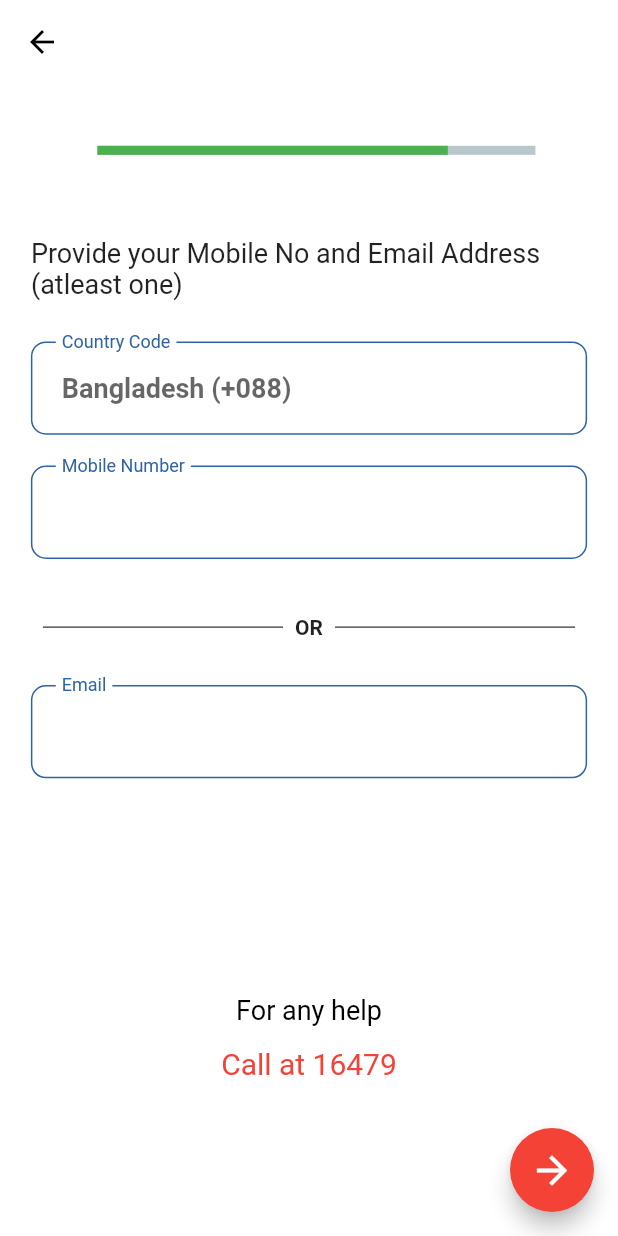
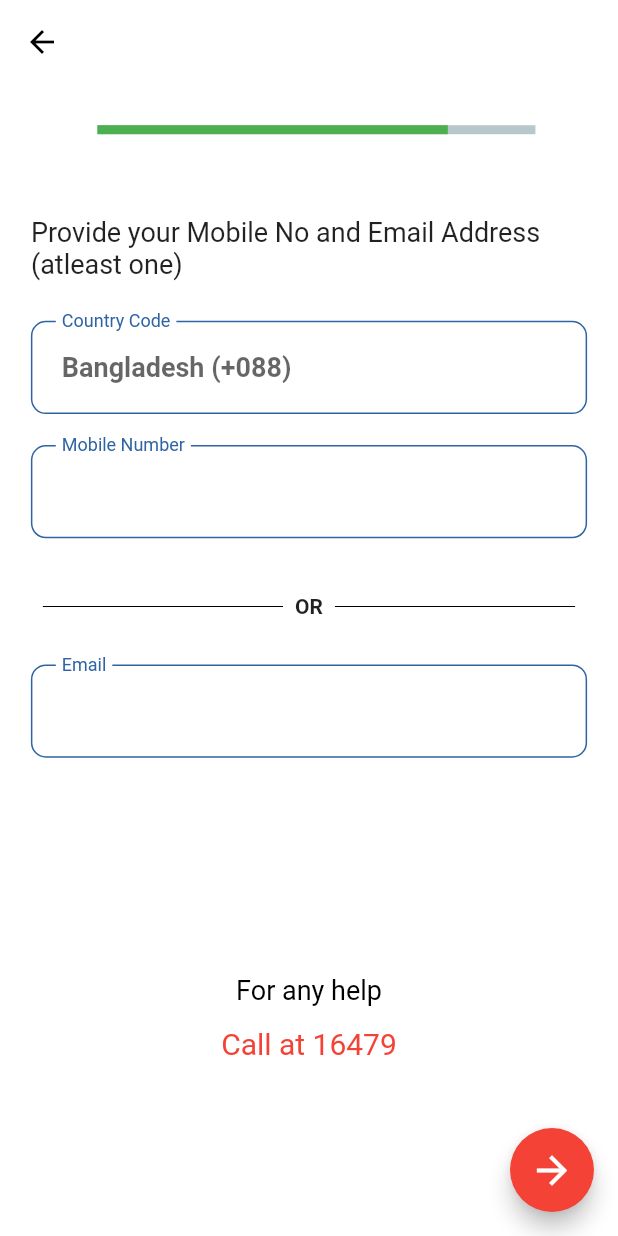
Before and after one commit to robinNcode/pencil_box_ui, a Flutter app: the screen it shows after launch, after a tap on the "arrow forward" icon, on a phone screen of 412 x 824 dp. Run offline on Flutter 3.47's test engine with Material 2 defaults, Android fonts, the phone set to English and light mode, and no system bars; drawn by our look-alikes of percent_indicator; our stand-ins replace font_awesome_flutter.

```diff
--- a/lib/views/contact.dart
+++ b/lib/views/contact.dart
@@ -2,7 +2,6 @@
 import 'package:flutter/material.dart';
 import 'package:flutter/painting.dart';
 import 'package:flutter/rendering.dart';
-import 'package:font_awesome_flutter/font_awesome_flutter.dart';
 import 'package:pencil_box_ui/views/password.dart';
 import 'package:pencil_box_ui/widgets/custom_inputfield.dart';
 import 'package:percent_indicator/linear_percent_indicator.dart';
@@ -33,7 +32,7 @@
                 crossAxisAlignment: CrossAxisAlignment.start,
                 children: [
                   SizedBox(
-                    height: _size.height / 20,
+                    height: _size.height / 30,
                   ),
                   Padding(
                     padding: EdgeInsets.only(left: _size.width / 12),
--- a/lib/views/gender.dart
+++ b/lib/views/gender.dart
@@ -29,7 +29,7 @@
               crossAxisAlignment: CrossAxisAlignment.start,
               children: [
                 SizedBox(
-                  height: _size.height / 20,
+                  height: _size.height / 30,
                 ),
                 Padding(
                   padding: EdgeInsets.only(left: _size.width / 7),
```
